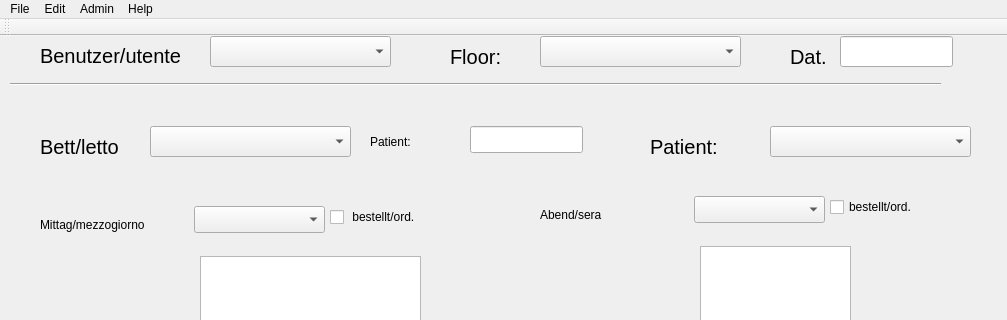
This is MealAdmin/mainwindow.ui in WernerHugendubel/mealadmin as Qt 5 draws it before an edit; both pictures show x 0 to 1007 and y 0 to 320 of the 1007 by 706 pixel window. The edited form follows.
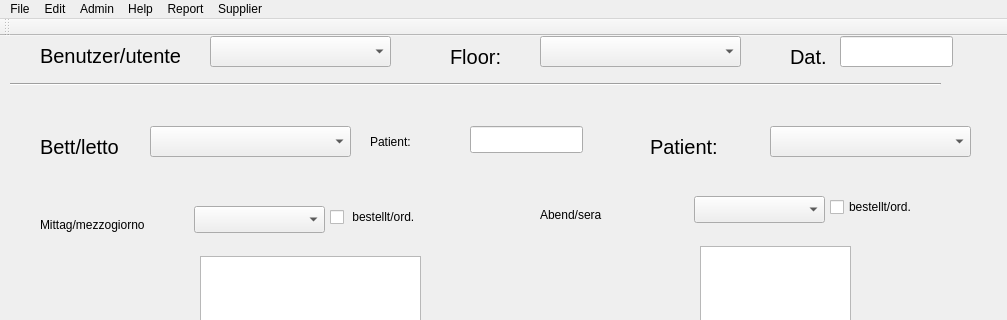
This is the edited form.

Diff of the .ui file:
```diff
--- a/MealAdmin/mainwindow.ui
+++ b/MealAdmin/mainwindow.ui
@@ -471,10 +471,26 @@
      <string>Help</string>
     </property>
    </widget>
+   <widget class="QMenu" name="menuReport">
+    <property name="title">
+     <string>Report</string>
+    </property>
+    <addaction name="separator"/>
+    <addaction name="actionOrdered_Dishes_2"/>
+   </widget>
+   <widget class="QMenu" name="menuSupplier">
+    <property name="title">
+     <string>Supplier</string>
+    </property>
+    <addaction name="separator"/>
+    <addaction name="actionSupplier"/>
+   </widget>
    <addaction name="menuFile"/>
    <addaction name="menuEdit"/>
    <addaction name="menuAdmin"/>
    <addaction name="menuHelp"/>
+   <addaction name="menuReport"/>
+   <addaction name="menuSupplier"/>
   </widget>
   <widget class="QToolBar" name="mainToolBar">
    <attribute name="toolBarArea">
```
Left out of the diff: 35 changed lines with no effect on the pictures.
